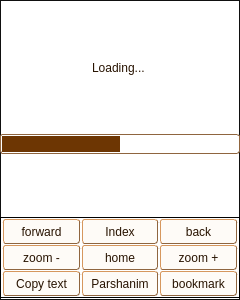
Qt form Mobile/mobileapp.ui (MosheWagner/Orayta-QT) before a commit.
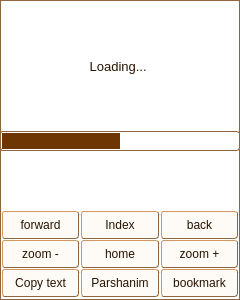
The same form after that commit. The open tabs and pages were chosen to show the change. Icons and pictures are not drawn. Custom widgets are drawn as their Qt base class.

What changed in the file:
```diff
--- a/Mobile/mobileapp.ui
+++ b/Mobile/mobileapp.ui
@@ -190,7 +190,7 @@
 	background-color: rgb(249, 236, 225);
 	/*background: qlineargradient(spread:pad, x1:0, y1:0, x2:0, y2:1, stop:0  rgb(249, 236, 225), stop:1 rgb(217, 160, 95));*/
 }
-QDialog{ border: 1px 0px ; border-color: rgb(15, 15, 15); border-style: solid}
+QDialog{ border: 1px 0px ; border-color: #8F653F; border-style: solid}
 
 QTextBrowser{ 	color: black; 	background-color: white;}
 QTextBrowser:disabled {color:gray;}
@@ -222,11 +222,12 @@
 QComboBox, QLineEdit, QSpinBox, QTabWidget, QGroupBox, QTreeWidget, QTextBrowser{
 	/*background-color:  rgba(0,0,0, 0);*/
 	border-style: solid;
-    /* Round radius will be 3px */
-    border-radius: 3px;
-    /* Border is only one pixel */
-    border-width: 1px;
+   /* Round radius will be 3px */
+   border-radius: 3px;
+   /* Border is only one pixel */
+   border-width: 1px;
 	border-color: #8F653F;
+	min-height: 1.5em;
 }
 QGroupBox {
 margin-top: 1.5ex;
@@ -244,13 +245,9 @@
 }
 
 QProgressBar::chunk:horizontal {
-	background-color: #6D3603 /*rgb(109,54,3)*/; 
-	/*background-color: qlineargradient(spread:repeat, x1:0, y1:0, x2:0.209, y2:0.017, stop:0 #F9D3B0, stop:0.284444 #F9D3B0, stop:0.524444 #6D3603, stop:0.76 #F9D3B0, stop:1 #F9D3B0);
-margin-right: -10px;*/
+	background-color: #6D3603
 }
- /*QProgressBar#loadBar::chunk:horizontal  {
-background: qlineargradient(x1: 0, y1: 0.5, x2: 1, y2: 0.5, stop: 0  #F9D3B0, stop:0.2 #E67A17, stop:0.8 #E67A17, stop: 1  #F9D3B0);
-}*/
+ 
  
 QTabWidget::pane { /* The tab widget frame */
      border-top: 1px solid #8F653F;
@@ -303,7 +300,6 @@
 	border-left: 1px solid #8F653F;
 	border-radius: 2px;
     margin: 20px 0px;
-	
  }
  
  QScrollBar::add-line:horizontal, QScrollBar::sub-line:horizontal {
@@ -334,13 +330,27 @@
 *::up-arrow{	image: url(:/flat-icons/up.png); width: 10px;   height: 10px; }
 *::down-arrow{	image: url(:/flat-icons/down.png); width: 10px;   height: 10px;  }
 
-/**::up-button { 
-	min-height: 2em;
-}*/
+/*SearchTreeWidget*/
+ QTreeView::branch:has-children:!has-siblings:closed,
+ QTreeView::branch:closed:has-children:has-siblings {
+         border-image: none;
+         image: url(:/Icons/arrow-left.png);
+ }
 
+ QTreeView::branch:open:has-children:!has-siblings,
+ QTreeView::branch:open:has-children:has-siblings  {
+         border-image: none;
+         image: url(:/Icons/arrow-down.png);
+ }
 
+#fontComboBox{
+	font: 15pt &quot;Sans Serif&quot;;
+	width: 200px;
+}
 
-/**::corner{background-color: #F9B06D;}*/
+QLabel {
+	border:none;
+}
 
 </string>
   </property>
@@ -1134,27 +1144,20 @@
               </property>
               <property name="font">
                <font>
-                <pointsize>9</pointsize>
-                <weight>50</weight>
-                <italic>false</italic>
-                <bold>false</bold>
+                <pointsize>10</pointsize>
                </font>
               </property>
               <property name="styleSheet">
-               <string notr="true">font: 9pt;</string>
+               <string notr="true">font-size: 10pt ;
+background: transparent;
+</string>
               </property>
               <property name="text">
                <string>Loading... </string>
               </property>
-              <property name="textFormat">
-               <enum>Qt::AutoText</enum>
-              </property>
               <property name="alignment">
                <set>Qt::AlignCenter</set>
               </property>
-              <property name="indent">
-               <number>0</number>
-              </property>
              </widget>
             </item>
            </layout>
@@ -1201,190 +1204,6 @@
            <verstretch>0</verstretch>
           </sizepolicy>
          </property>
-         <property name="palette">
-          <palette>
-           <active>
-            <colorrole role="WindowText">
-             <brush brushstyle="SolidPattern">
-              <color alpha="255">
-               <red>40</red>
-               <green>19</green>
-               <blue>1</blue>
-              </color>
-             </brush>
-            </colorrole>
-            <colorrole role="Button">
-             <brush brushstyle="SolidPattern">
-              <color alpha="255">
-               <red>0</red>
-               <green>0</green>
-               <blue>0</blue>
-              </color>
-             </brush>
-            </colorrole>
-            <colorrole role="Text">
-             <brush brushstyle="SolidPattern">
-              <color alpha="255">
-               <red>40</red>
-               <green>19</green>
-               <blue>1</blue>
-              </color>
-             </brush>
-            </colorrole>
-            <colorrole role="ButtonText">
-             <brush brushstyle="SolidPattern">
-              <color alpha="255">
-               <red>40</red>
-               <green>19</green>
-               <blue>1</blue>
-              </color>
-             </brush>
-            </colorrole>
-            <colorrole role="Base">
-             <brush brushstyle="SolidPattern">
-              <color alpha="255">
-               <red>0</red>
-               <green>0</green>
-               <blue>0</blue>
-              </color>
-             </brush>
-            </colorrole>
-            <colorrole role="Window">
-             <brush brushstyle="SolidPattern">
-              <color alpha="255">
-               <red>0</red>
-               <green>0</green>
-               <blue>0</blue>
-              </color>
-             </brush>
-            </colorrole>
-           </active>
-           <inactive>
-            <colorrole role="WindowText">
-             <brush brushstyle="SolidPattern">
-              <color alpha="255">
-               <red>40</red>
-               <green>19</green>
-               <blue>1</blue>
-              </color>
-             </brush>
-            </colorrole>
-            <colorrole role="Button">
-             <brush brushstyle="SolidPattern">
-              <color alpha="255">
-               <red>0</red>
-               <green>0</green>
-               <blue>0</blue>
-              </color>
-             </brush>
-            </colorrole>
-            <colorrole role="Text">
-             <brush brushstyle="SolidPattern">
-              <color alpha="255">
-               <red>40</red>
-               <green>19</green>
-               <blue>1</blue>
-              </color>
-             </brush>
-            </colorrole>
-            <colorrole role="ButtonText">
-             <brush brushstyle="SolidPattern">
-              <color alpha="255">
-               <red>40</red>
-               <green>19</green>
-               <blue>1</blue>
-              </color>
-             </brush>
-            </colorrole>
-            <colorrole role="Base">
-             <brush brushstyle="SolidPattern">
-              <color alpha="255">
-               <red>0</red>
-               <green>0</green>
-               <blue>0</blue>
-              </color>
-             </brush>
-            </colorrole>
-            <colorrole role="Window">
-             <brush brushstyle="SolidPattern">
-              <color alpha="255">
-               <red>0</red>
-               <green>0</green>
-               <blue>0</blue>
-              </color>
-             </brush>
-            </colorrole>
-           </inactive>
-           <disabled>
-            <colorrole role="WindowText">
-             <brush brushstyle="SolidPattern">
-              <color alpha="255">
-               <red>255</red>
-               <green>255</green>
-               <blue>255</blue>
-              </color>
-             </brush>
-            </colorrole>
-            <colorrole role="Button">
-             <brush brushstyle="SolidPattern">
-              <color alpha="255">
-               <red>0</red>
-               <green>0</green>
-               <blue>0</blue>
-              </color>
-             </brush>
-            </colorrole>
-            <colorrole role="Text">
-             <brush brushstyle="SolidPattern">
-              <color alpha="255">
-               <red>255</red>
-               <green>255</green>
-               <blue>255</blue>
-              </color>
-             </brush>
-            </colorrole>
-            <colorrole role="ButtonText">
-             <brush brushstyle="SolidPattern">
-              <color alpha="255">
-               <red>255</red>
-               <green>255</green>
-               <blue>255</blue>
-              </color>
-             </brush>
-            </colorrole>
-            <colorrole role="Base">
-             <brush brushstyle="SolidPattern">
-              <color alpha="255">
-               <red>0</red>
-               <green>0</green>
-               <blue>0</blue>
-              </color>
-             </brush>
-            </colorrole>
-            <colorrole role="Window">
-             <brush brushstyle="SolidPattern">
-              <color alpha="255">
-               <red>0</red>
-               <green>0</green>
-               <blue>0</blue>
-              </color>
-             </brush>
-            </colorrole>
-           </disabled>
-          </palette>
-         </property>
-         <property name="styleSheet">
-          <string notr="true"/>
-         </property>
-         <property name="frameShape">
-          <enum>QFrame::StyledPanel</enum>
-         </property>
-         <property name="frameShadow">
-          <enum>QFrame::Plain</enum>
-         </property>
-         <property name="lineWidth">
-          <number>1</number>
-         </property>
          <layout class="QVBoxLayout" name="verticalLayout_27">
           <property name="spacing">
            <number>1</number>
@@ -1416,8 +1235,8 @@
               </property>
               <property name="minimumSize">
                <size>
-                <width>27</width>
-                <height>25</height>
+                <width>30</width>
+                <height>28</height>
                </size>
               </property>
               <property name="font">
@@ -1461,8 +1280,8 @@
               </property>
               <property name="minimumSize">
                <size>
-                <width>27</width>
-                <height>25</height>
+                <width>30</width>
+                <height>28</height>
                </size>
               </property>
               <property name="font">
@@ -1506,8 +1325,8 @@
               </property>
               <property name="minimumSize">
                <size>
-                <width>27</width>
-                <height>25</height>
+                <width>30</width>
+                <height>28</height>
                </size>
               </property>
               <property name="font">
@@ -1561,8 +1380,8 @@
               </property>
               <property name="minimumSize">
                <size>
-                <width>27</width>
-                <height>25</height>
+                <width>30</width>
+                <height>28</height>
                </size>
               </property>
               <property name="font">
@@ -1606,8 +1425,8 @@
               </property>
               <property name="minimumSize">
                <size>
-                <width>27</width>
-                <height>25</height>
+                <width>30</width>
+                <height>28</height>
                </size>
               </property>
               <property name="font">
@@ -1648,8 +1467,8 @@
               </property>
               <property name="minimumSize">
                <size>
-                <width>27</width>
-                <height>25</height>
+                <width>30</width>
+                <height>28</height>
                </size>
               </property>
               <property name="font">
@@ -1697,8 +1516,8 @@
               </property>
               <property name="minimumSize">
                <size>
-                <width>27</width>
-                <height>25</height>
+                <width>30</width>
+                <height>28</height>
                </size>
               </property>
               <property name="font">
@@ -1739,8 +1558,8 @@
               </property>
               <property name="minimumSize">
                <size>
-                <width>27</width>
-                <height>25</height>
+                <width>30</width>
+                <height>28</height>
                </size>
               </property>
               <property name="font">
@@ -1782,8 +1601,8 @@
               </property>
               <property name="minimumSize">
                <size>
-                <width>27</width>
-                <height>25</height>
+                <width>30</width>
+                <height>28</height>
                </size>
               </property>
               <property name="font">
```
Left out of the diff: 131 changed lines with no effect on the pictures.
